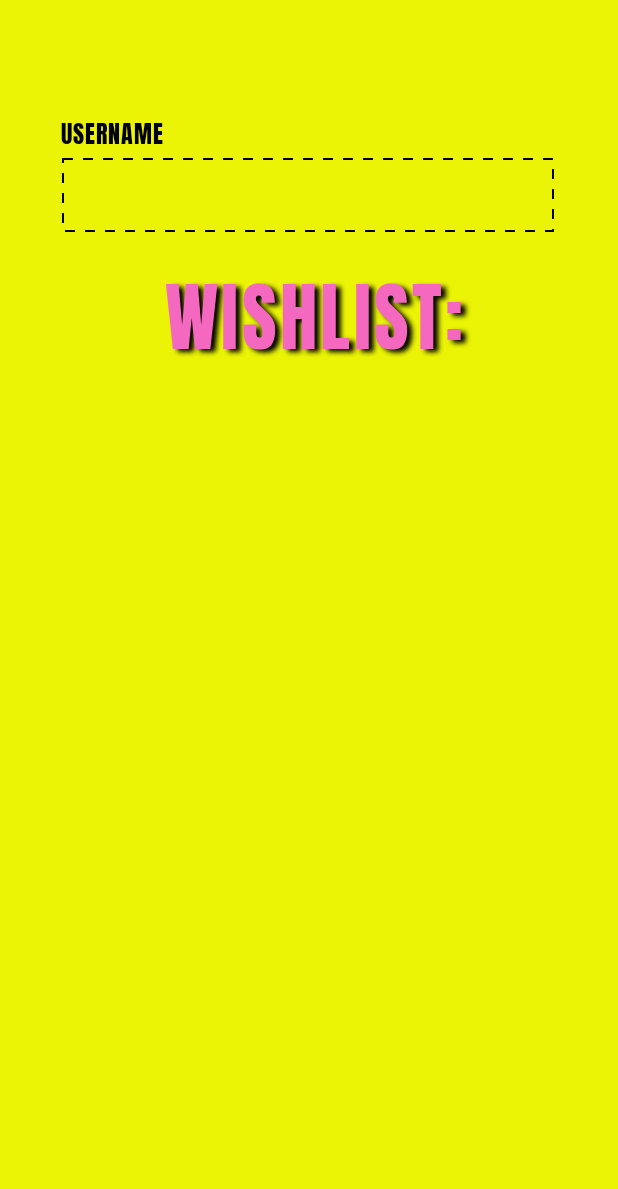
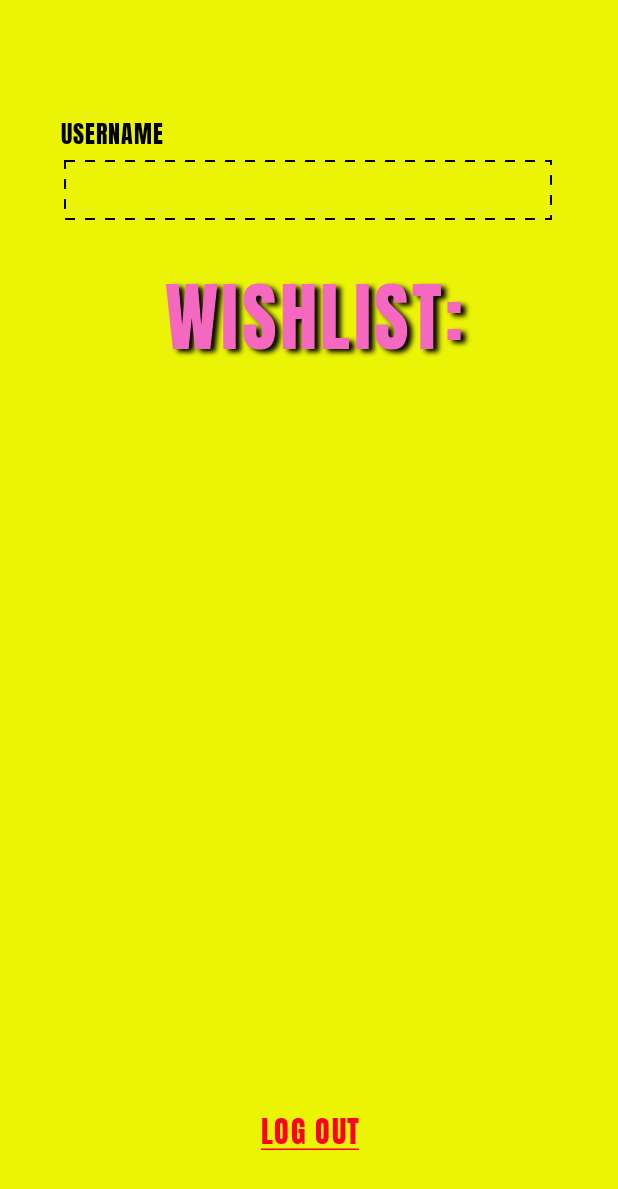
Before and after one commit to coleendeguzman/ics26011, an Android app: the HomePage screen opened directly, with no data from a screen before it, on a phone screen of 412 x 824 dp. Shown: the top 1189 px of the screen. Run offline under Robolectric (Android 15) with nearby library versions, the phone set to English and light mode, and no system bars.

Commit message:
Login, register, display username

```diff
--- a/app/src/main/java/com/example/wishlist/DatabaseHandler.kt
+++ b/app/src/main/java/com/example/wishlist/DatabaseHandler.kt
@@ -1,4 +1,4 @@
-package com.example.machineproblem5
+package com.example.wishlist
 
 import android.content.ContentValues
 import android.content.Context
--- a/app/src/main/java/com/example/wishlist/HomePage.kt
+++ b/app/src/main/java/com/example/wishlist/HomePage.kt
@@ -1,11 +1,27 @@
 package com.example.wishlist
 
+import android.content.Intent
 import androidx.appcompat.app.AppCompatActivity
 import android.os.Bundle
+import android.widget.Button
+import android.widget.TextView
 
 class HomePage : AppCompatActivity() {
     override fun onCreate(savedInstanceState: Bundle?) {
         super.onCreate(savedInstanceState)
         setContentView(R.layout.activity_home_page)
+
+        val username = intent.getStringExtra("USERNAME")?.uppercase()
+
+        val btnLogout = findViewById<Button>(R.id.btnLogout)
+        val tvUsername = findViewById<TextView>(R.id.tvUsername)
+
+        tvUsername.text = username
+
+        btnLogout.setOnClickListener {
+            val i = Intent(this, LoginPage::class.java)
+            startActivity(i)
+            finish()
+        }
     }
 }
--- a/app/src/main/res/layout/activity_home_page.xml
+++ b/app/src/main/res/layout/activity_home_page.xml
@@ -8,7 +8,7 @@
     tools:context=".HomePage">
 
     <TextView
-        android:id="@+id/tvUsername"
+        android:id="@+id/textView"
         android:layout_width="wrap_content"
         android:layout_height="wrap_content"
         android:fontFamily="@font/anton"
@@ -24,10 +24,14 @@
         app:layout_constraintVertical_bias="0.092" />
 
     <TextView
-        android:id="@+id/etUsername"
-        android:layout_width="328dp"
-        android:layout_height="49dp"
+        android:id="@+id/tvUsername"
+        android:layout_width="325dp"
+        android:layout_height="40dp"
         android:background="@drawable/dashed_border"
+        android:fontFamily="@font/anton"
+        android:textAlignment="center"
+        android:textColor="#000000"
+        android:textSize="20sp"
         app:layout_constraintBottom_toBottomOf="parent"
         app:layout_constraintEnd_toEndOf="parent"
         app:layout_constraintHorizontal_bias="0.493"
@@ -55,5 +59,21 @@
         app:layout_constraintTop_toTopOf="parent"
         app:layout_constraintVertical_bias="0.217" />
 
+    <Button
+        android:id="@+id/btnLogout"
+        style="@style/Widget.Material3.Button.TextButton"
+        android:layout_width="121dp"
+        android:layout_height="56dp"
+        android:fontFamily="@font/anton"
+        android:letterSpacing="0.044"
+        android:text="@string/logout"
+        android:textColor="#FF0025"
+        android:textSize="20sp"
+        app:layout_constraintBottom_toBottomOf="parent"
+        app:layout_constraintEnd_toEndOf="parent"
+        app:layout_constraintStart_toStartOf="parent"
+        app:layout_constraintTop_toTopOf="parent"
+        app:layout_constraintVertical_bias="0.943" />
+
 
 </androidx.constraintlayout.widget.ConstraintLayout>
--- a/app/src/main/res/layout/activity_register_page.xml
+++ b/app/src/main/res/layout/activity_register_page.xml
@@ -204,10 +204,10 @@
         app:layout_constraintVertical_bias="0.658" />
 
     <Button
-        android:id="@+id/btnLogin"
+        android:id="@+id/btnRegister"
         style="@style/Widget.Material3.Button.TextButton"
-        android:layout_width="120dp"
-        android:layout_height="62dp"
+        android:layout_width="121dp"
+        android:layout_height="56dp"
         android:fontFamily="@font/anton"
         android:letterSpacing="0.044"
         android:text="@string/register"
--- a/app/src/main/res/values/strings.xml
+++ b/app/src/main/res/values/strings.xml
@@ -2,6 +2,7 @@
     <string name="app_name">Wishlist</string>
     <string name="login"><u>LOG IN </u></string>
     <string name="register"><u>REGISTER</u></string>
+    <string name="logout"><u>LOG OUT</u></string>
     <string name="yes"><u>YES</u></string>
     <string name="no"><u>NO</u></string>
 
```
Also changed, not shown: app/src/main/java/com/example/wishlist/LoginPage.kt (+52 -5 lines), app/src/main/java/com/example/wishlist/RegisterPage.kt (+61 -2 lines).
